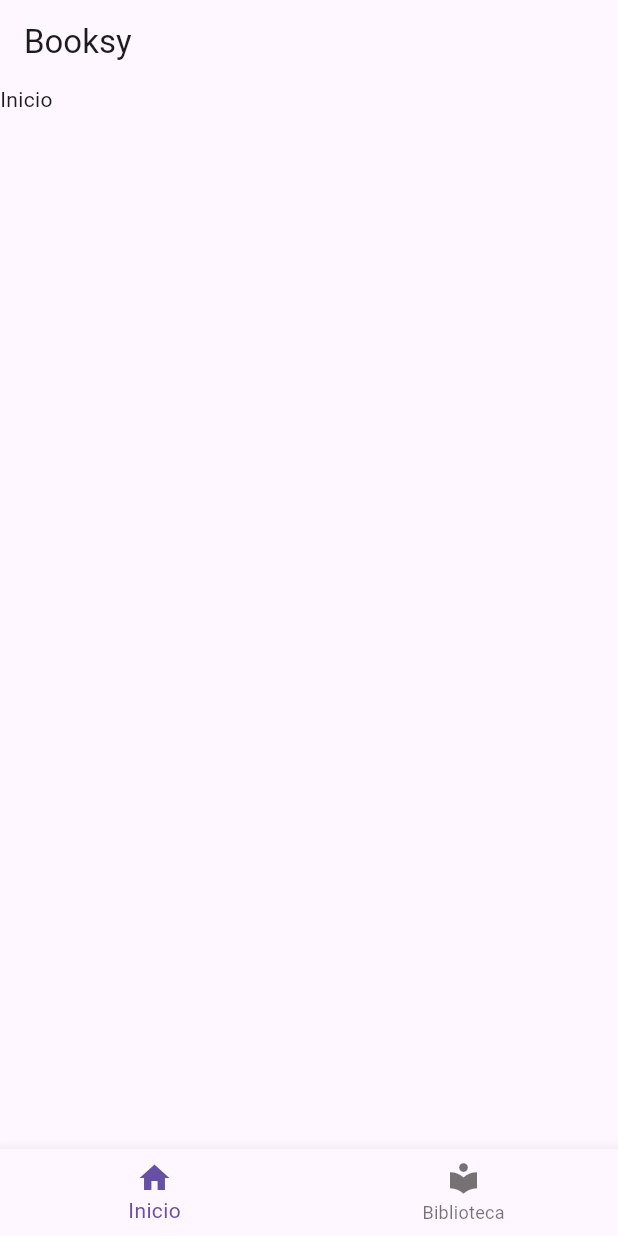
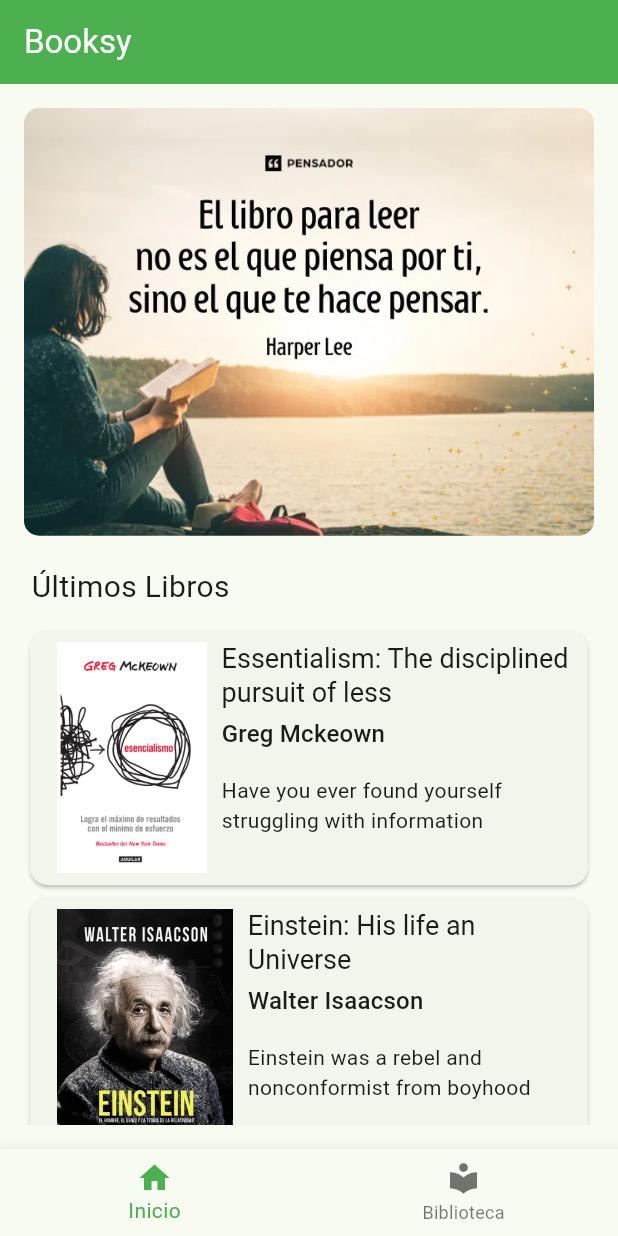
Before and after one commit to JuanMerino15/Libreria_Flutter, a Flutter app: the screen it shows after launch, on a phone screen of 412 x 824 dp. Run offline on Flutter 3.47's test engine with Material 3 defaults, Android fonts, the light colour scheme and no system bars.

Commit message:
Pantalla inicio, Listview y modelo Book

```diff
--- /dev/null
+++ b/lib/home/home_screen.dart
@@ -0,0 +1,113 @@
+import 'package:booksy_app/model/book.dart';
+import 'package:flutter/material.dart';
+
+class HomeScreen extends StatelessWidget {
+  const HomeScreen({super.key});
+
+  static final List<Book> _books = [
+    Book(
+      id: 1,
+      title: "Essentialism: The disciplined pursuit of less",
+      author: "Greg Mckeown",
+      description: "Have you ever found yourself struggling with information overload?",
+      coverUrl: "assets/images/esencialismo1.jpg",
+    ),
+     Book(
+      id: 2,
+      title: "Einstein: His life an Universe",
+      author: "Walter Isaacson",
+      description: "Einstein was a rebel and nonconformist from boyhood days",
+      coverUrl: "assets/images/Book1.webp",
+    ),
+
+  ];
+  @override
+  Widget build(BuildContext context) {
+    return Container(
+      margin: const EdgeInsets.all(16),
+      child: ListView.builder(
+        itemCount: _books.length + 2,
+        itemBuilder:  (context,index){
+          if (index == 0) {
+            return const HeaderWidget();
+          }
+          if (index == 1) {
+            return const ListItemHeader();
+          }
+          return ListItemBook(_books[index - 2]);
+
+      }
+      ),
+    );
+  }
+}
+class HeaderWidget extends StatelessWidget {
+  const HeaderWidget({super.key});
+
+  @override
+  Widget build(BuildContext context) {
+    return ClipRRect(
+      borderRadius: BorderRadius.circular(10),
+      child: Image.asset('assets/images/header.webp'));
+  }
+
+}
+class ListItemHeader extends StatelessWidget {
+  const ListItemHeader({super.key});
+
+  @override
+  Widget build(BuildContext context) {
+    return Container(
+      padding: const EdgeInsets.only(top: 20, bottom: 10, left: 5),
+      child: const Text("Últimos Libros", style: TextStyle(fontSize: 20))
+      );
+  }
+}
+
+class ListItemBook extends StatelessWidget {
+  final Book _book;
+  const ListItemBook(this._book, {Key? key}) : super(key: key);
+
+  @override
+  Widget build(BuildContext context) {
+   return Card(
+     child: SizedBox(
+      height: 170,
+       child: InkWell(
+        borderRadius: BorderRadius.circular(4.0),
+        onTap: () {
+          _openBookDetails(context, _book);
+
+        } ,
+         child: Padding(
+           padding: const EdgeInsets.all(8.0),
+           child: Row(
+            children: [
+              Padding(
+                padding: const EdgeInsets.only(left: 10, right: 10),
+                child: Image.asset(_book.coverUrl),
+              ),
+              Flexible(
+                child: Column(
+                  crossAxisAlignment: CrossAxisAlignment.start,
+                  children: [
+                Flexible(child: Text(_book.title, style: Theme.of(context).textTheme.headlineLarge!.copyWith(fontSize: 18))),
+                const SizedBox(height: 5,),
+                Flexible(child: Text(_book.author, style: Theme.of(context).textTheme.titleMedium)),
+                const SizedBox(height: 15,),
+                Flexible(child: Text(_book.description, maxLines: 4, overflow: TextOverflow.ellipsis,style: Theme.of(context).textTheme.bodyMedium)),
+              ],)
+              )
+
+            ],
+           ),
+         ),
+       ),
+     ),
+   );
+  }
+
+  void _openBookDetails(BuildContext context, Book book) {
+    // navegar a la pantalla de detalles
+  }
+}
--- a/lib/main.dart
+++ b/lib/main.dart
@@ -1,3 +1,4 @@
+import 'package:booksy_app/home/home_screen.dart';
 import 'package:flutter/material.dart';
 
 void main() {
@@ -5,18 +6,24 @@
 }
 
 class BooksyApp extends StatelessWidget {
-  const BooksyApp ({super.key});
+  const BooksyApp({super.key});
 
   @override
   Widget build(BuildContext context) {
     return MaterialApp(
-
-        title: 'Booksy',
-        theme: ThemeData(
-        primaryColor: Colors.purple
+      title: 'Booksy',
+      theme: ThemeData(
+        colorScheme: ColorScheme.fromSeed(
+          seedColor: Colors.green,
+          primary: Colors.green,
+        ),
+        useMaterial3: true,
+        appBarTheme: const AppBarTheme(
+          backgroundColor: Colors.green,
+          foregroundColor: Colors.white,
+        ),
       ),
-      home: const BottomNavigationWidget()
-
+      home: const BottomNavigationWidget(),
     );
   }
 }
@@ -30,7 +37,7 @@
 
 class _BottomNavigationWidgetState extends State<BottomNavigationWidget>{
   int _selectedIndex = 0;
-  static const List<Widget> _sections = [Text('Inicio'), Text('Biblioteca'),];
+  static const List<Widget> _sections = [HomeScreen(), Text('Biblioteca'),];
 
   @override
   Widget build(BuildContext context) {
--- /dev/null
+++ b/lib/model/book.dart
@@ -0,0 +1,9 @@
+class Book {
+  final int id;
+  final String title;
+  final String author;
+  final String description;
+  final String coverUrl;
+
+  Book({required this.id, required this.title, required this.author, required this.description, required this.coverUrl});
+}
--- a/pubspec.yaml
+++ b/pubspec.yaml
@@ -17,3 +17,6 @@
 
 flutter:
   uses-material-design: true
+
+  assets:
+    - assets/images/
```
Also changed, not shown: assets/images/Book1.webp (added), assets/images/Book2.jpg (added), assets/images/Esencialismo.png (added), assets/images/esencialismo1.jpg (added), assets/images/header.webp (added), assets/images/imagen_Header.jpg (added).
